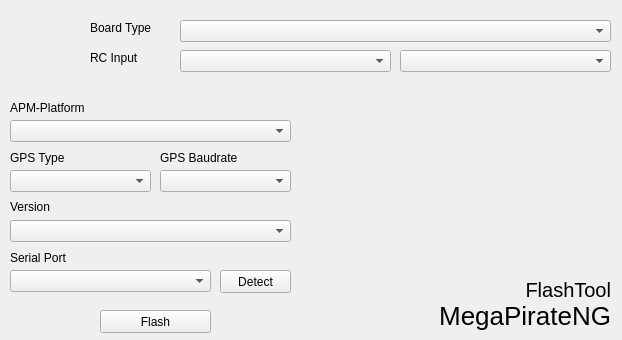
MegaPirateNG/FlashTool, file client-side/mainwindow.ui: the form before one commit.
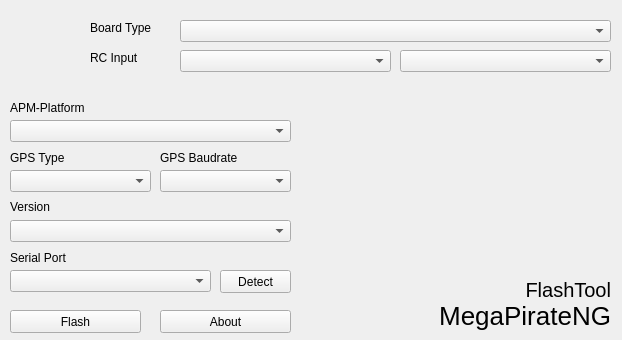
The form after the commit. Icons and pictures are not drawn.

Commit message: FlashTool: Added about dialog and set default url to fw.megapirateng.com

Diff of the .ui file:
```diff
--- a/client-side/mainwindow.ui
+++ b/client-side/mainwindow.ui
@@ -186,9 +186,9 @@
    <widget class="QPushButton" name="btnFlash">
     <property name="geometry">
      <rect>
-      <x>100</x>
+      <x>10</x>
       <y>310</y>
-      <width>111</width>
+      <width>131</width>
       <height>23</height>
      </rect>
     </property>
@@ -288,6 +288,19 @@
      <string>GPS Baudrate</string>
     </property>
    </widget>
+   <widget class="QPushButton" name="btnAbout">
+    <property name="geometry">
+     <rect>
+      <x>160</x>
+      <y>310</y>
+      <width>131</width>
+      <height>23</height>
+     </rect>
+    </property>
+    <property name="text">
+     <string>About</string>
+    </property>
+   </widget>
   </widget>
  </widget>
  <layoutdefault spacing="6" margin="11"/>
```
The commit also changes 6 other files.
